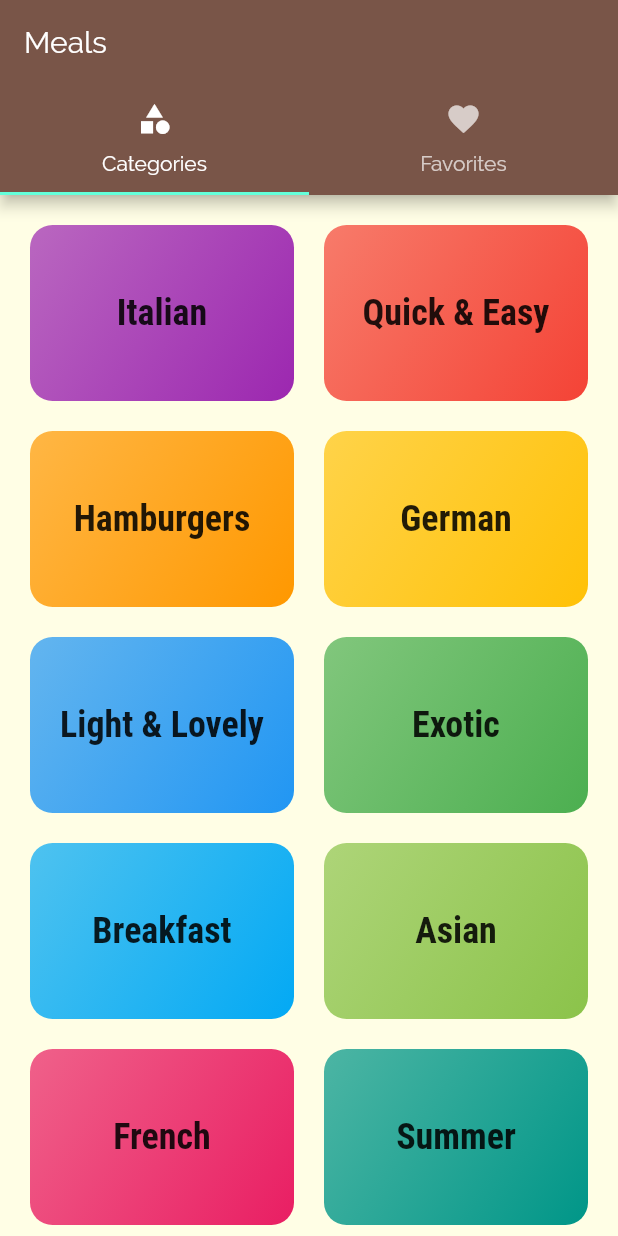
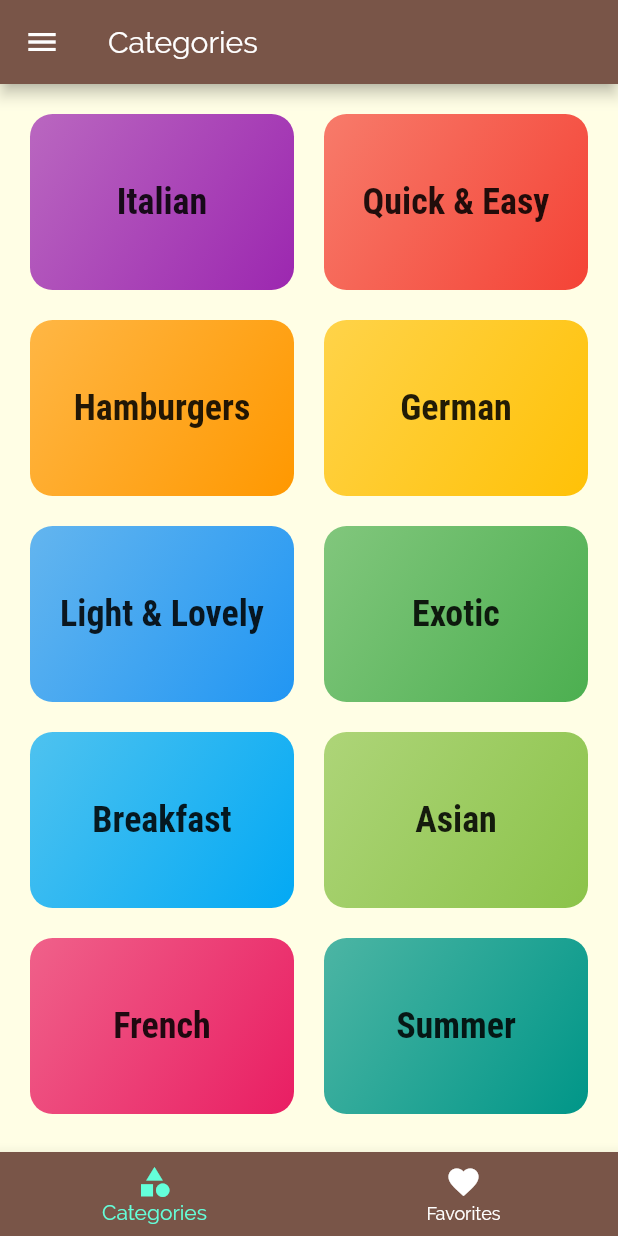
Before and after one commit to thq4n/flutter_meal_app, a Flutter app: the screen it shows after launch, on a phone screen of 412 x 824 dp. Run offline on Flutter 3.47's test engine with Material 2 defaults, Android fonts, the phone set to English and light mode, and no system bars.

```diff
--- a/lib/main.dart
+++ b/lib/main.dart
@@ -1,5 +1,4 @@
 import 'package:flutter/material.dart';
-import 'package:meal_app/screens/categories_screen.dart';
 import 'package:meal_app/screens/catetory_meals_screen.dart';
 import 'package:meal_app/screens/meal_detail_screen.dart';
 
--- a/lib/screens/tabs_screen.dart
+++ b/lib/screens/tabs_screen.dart
@@ -9,33 +9,58 @@ class TabScreen extends StatefulWidget {
 }
 
 class _TabScreenState extends State<TabScreen> {
+  final List<Map<String, Object>> _pages = [
+    {
+      "page": CategoriesScreen(),
+      "title": "Categories",
+      "icon": Icons.category,
+    },
+    {
+      "page": FavoritesScreen(),
+      "title": "Favorites",
+      "icon": Icons.favorite,
+    },
+  ];
+
+  int _selectedPageIndex = 0;
+
+  void _selectPage(int value) {
+    setState(() {
+      _selectedPageIndex = value;
+    });
+  }
+
   @override
   Widget build(BuildContext context) {
-    return DefaultTabController(
-      length: 2,
-      // initialIndex: 0,
-      child: Scaffold(
-        appBar: AppBar(
-          title: Text("Meals"),
-          bottom: TabBar(
-            tabs: <Widget>[
-              Tab(
-                icon: Icon(Icons.category),
-                text: "Categories",
-              ),
-              Tab(
-                icon: Icon(Icons.favorite),
-                text: "Favorites",
-              )
-            ],
+    return Scaffold(
+      appBar: AppBar(
+        title: Text(
+          _pages[_selectedPageIndex]["title"].toString(),
+        ),
+      ),
+      drawer: Drawer(
+        child: Text("haha"),
+      ),
+      body: _pages[_selectedPageIndex]["page"] as Widget,
+      bottomNavigationBar: BottomNavigationBar(
+        onTap: _selectPage,
+        backgroundColor: Theme.of(context).primaryColor,
+        unselectedItemColor: Colors.white,
+        selectedItemColor: Theme.of(context).accentColor,
+        currentIndex: _selectedPageIndex,
+        type: BottomNavigationBarType.fixed,
+        items: <BottomNavigationBarItem>[
+          ..._pages.map(
+            (page) {
+              return BottomNavigationBarItem(
+                icon: Icon(
+                  page["icon"] as IconData,
+                ),
+                label: page["title"].toString(),
+              );
+            },
           ),
-        ),
-        body: TabBarView(
-          children: <Widget>[
-            CategoriesScreen(),
-            FavoritesScreen(),
-          ],
-        ),
+        ],
       ),
     );
   }
```
Also changed, not shown: lib/widgets/main_drawer.dart (added, +31 -0 lines).
